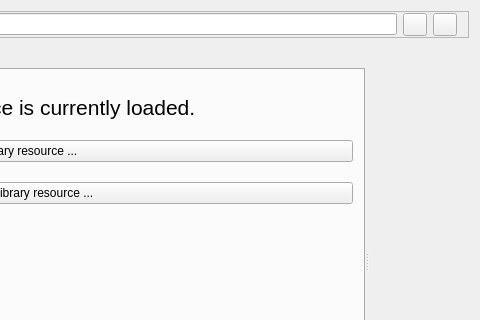
The window that src/klflibbrowser.ui (CryFeiFei/klatexformula) describes before a commit, drawn with Qt 5; both pictures show x 360 to 840 and y 0 to 320 of the 840 by 516 pixel window.
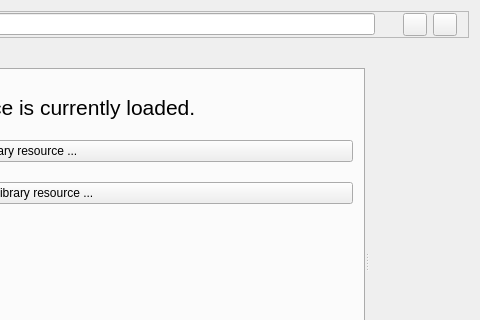
The same window after the commit. Icons and pictures are not drawn. Custom widgets are drawn as their Qt base class.

Diff of the .ui file:
```diff
--- a/src/klflibbrowser.ui
+++ b/src/klflibbrowser.ui
@@ -92,6 +92,25 @@
         </property>
        </widget>
       </item>
+      <item>
+       <widget class="QLabel" name="lblWaitAnimation">
+        <property name="sizePolicy">
+         <sizepolicy hsizetype="Fixed" vsizetype="Fixed">
+          <horstretch>0</horstretch>
+          <verstretch>0</verstretch>
+         </sizepolicy>
+        </property>
+        <property name="minimumSize">
+         <size>
+          <width>16</width>
+          <height>16</height>
+         </size>
+        </property>
+        <property name="text">
+         <string notr="true"/>
+        </property>
+       </widget>
+      </item>
       <item>
        <widget class="QToolButton" name="btnFindPrev">
         <property name="toolTip">
```
